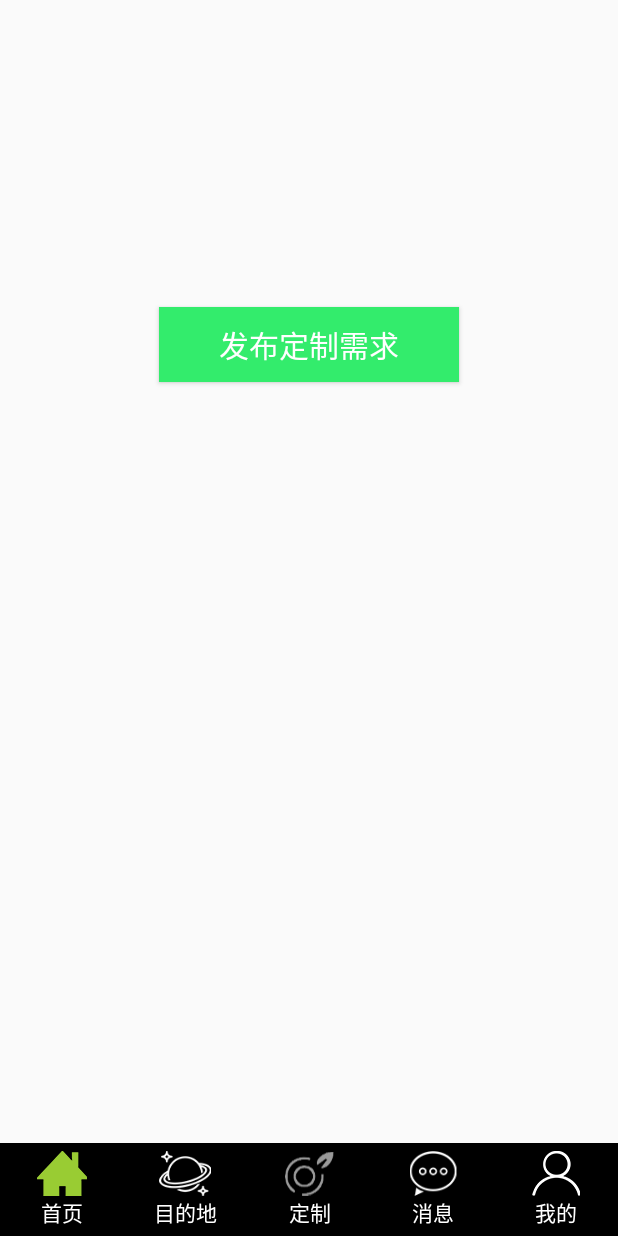
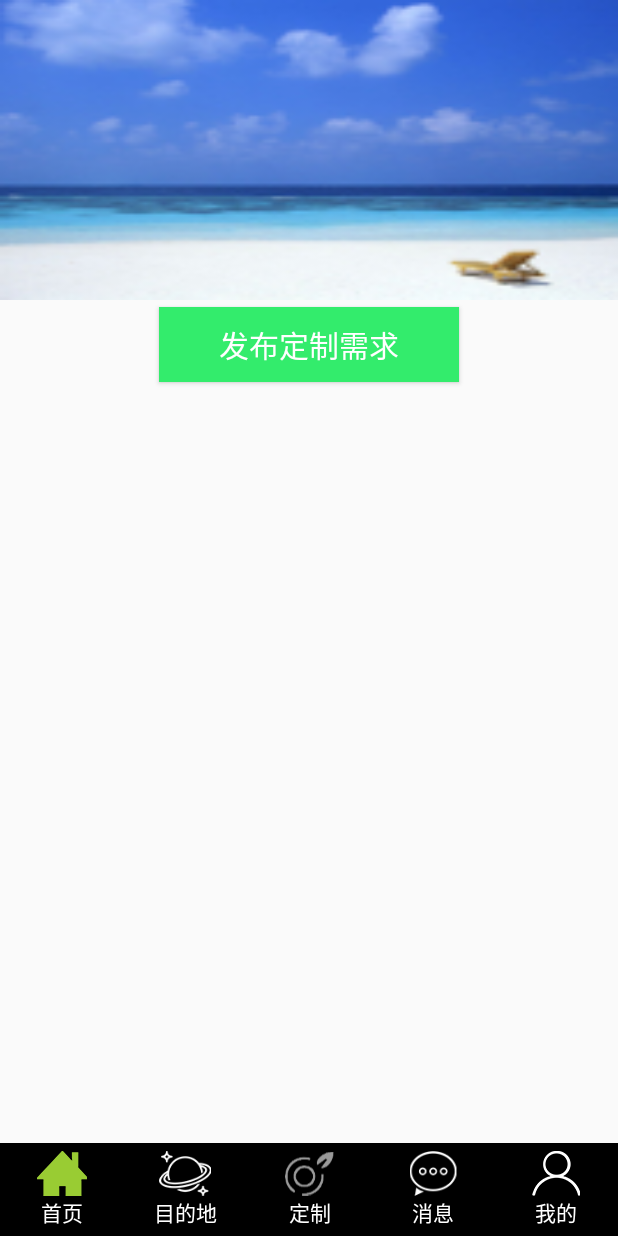
Before and after one commit to a5136683/Travel, an Android app: the fragment CustomizeFragment placed in its activity, on a phone screen of 412 x 824 dp. Run offline under Robolectric (Android 15) with nearby library versions, the phone set to English and light mode, and no system bars; our stand-ins replace ButterKnife; libraries missing offline, so code that uses them is left out: org.xutils.common, org.xutils.http, org.xutils.image, org.xutils.x; 6 statements that could not run were skipped.

Commit message:
第三页

```diff
--- a/app/src/main/java/com/phone1000/admin/travel/mainfragment/HomeFragment.java
+++ b/app/src/main/java/com/phone1000/admin/travel/mainfragment/HomeFragment.java
@@ -18,6 +18,7 @@ import android.widget.AbsListView;
 import android.widget.ImageView;
 import android.widget.ListView;
 import android.widget.RelativeLayout;
+import android.widget.Toast;
 
 import com.google.gson.Gson;
 import com.phone1000.admin.travel.R;
@@ -171,8 +172,8 @@ public class HomeFragment extends Fragment {
 
                     @Override
                     public void onError(Throwable ex, boolean isOnCallback) {
-//                        Log.d("test", "？？？？？？？？？？？？？？？？？？？？？？" + ex);
-//                        Toast.makeText(getActivity(), "**********////////LV///////*************请求失败", Toast.LENGTH_SHORT).show();
+                        Log.d("test", "？？？？？？？？？？？？？？？？？？？？？？" + ex);
+                       Toast.makeText(getActivity(), "**********////////LV///////*************请求失败", Toast.LENGTH_SHORT).show();
                     }
 
                     @Override
--- a/app/src/main/java/com/phone1000/admin/travel/pain/DelTextView.java
+++ b/app/src/main/java/com/phone1000/admin/travel/myview/DelTextView.java
@@ -1,4 +1,4 @@
-package com.phone1000.admin.travel.pain;
+package com.phone1000.admin.travel.myview;
 
 import android.content.Context;
 import android.graphics.Canvas;
--- a/app/src/main/res/layout/customize_fragment_layout.xml
+++ b/app/src/main/res/layout/customize_fragment_layout.xml
@@ -4,7 +4,8 @@
     android:layout_height="match_parent">
     <ImageView
         android:layout_width="match_parent"
-        android:layout_height="200dp" />
+        android:layout_height="200dp"
+        android:background="@mipmap/cu"/>
     <LinearLayout
         android:gravity="center"
         android:layout_width="match_parent"
--- a/app/src/main/res/layout/home_fragment_layout.xml
+++ b/app/src/main/res/layout/home_fragment_layout.xml
@@ -2,7 +2,8 @@
 <LinearLayout xmlns:android="http://schemas.android.com/apk/res/android"
     android:orientation="vertical"
     android:layout_width="match_parent"
-    android:layout_height="match_parent">
+    android:layout_height="match_parent"
+    android:background="@mipmap/home">
 
     <android.support.v4.widget.SwipeRefreshLayout
         android:id="@+id/home_Swipe"
--- a/app/src/main/res/layout/home_head1_layout.xml
+++ b/app/src/main/res/layout/home_head1_layout.xml
@@ -2,7 +2,6 @@
 <LinearLayout xmlns:android="http://schemas.android.com/apk/res/android"
     android:orientation="vertical" android:layout_width="match_parent"
     android:layout_height="match_parent"
-    android:background="#ff00"
     android:weightSum="1">
     <RelativeLayout
         android:layout_width="wrap_content"
--- a/app/src/main/res/layout/home_list_item.xml
+++ b/app/src/main/res/layout/home_list_item.xml
@@ -63,7 +63,7 @@
             android:layout_alignParentRight="true"
             android:layout_marginBottom="33dp"
             android:src="@mipmap/icon_price" />
-        <com.phone1000.admin.travel.pain.DelTextView
+        <com.phone1000.admin.travel.myview.DelTextView
             android:id="@+id/txt_zhekou"
             android:layout_width="wrap_content"
             android:layout_height="30dp"
--- a/app/src/main/res/layout/hot_list_item.xml
+++ b/app/src/main/res/layout/hot_list_item.xml
@@ -62,7 +62,7 @@
                 android:textColor="#f00"
                 android:textSize="12sp" />
 
-            <com.phone1000.admin.travel.pain.DelTextView
+            <com.phone1000.admin.travel.myview.DelTextView
                 android:id="@+id/hot_item_marketPrice"
                 android:layout_width="wrap_content"
                 android:layout_height="wrap_content"
```
Also changed, not shown: app/src/main/res/mipmap-mdpi/c.jpg (deleted), app/src/main/res/mipmap-xhdpi/cu.jpg (added), app/src/main/res/mipmap-xhdpi/home.jpg (added).
